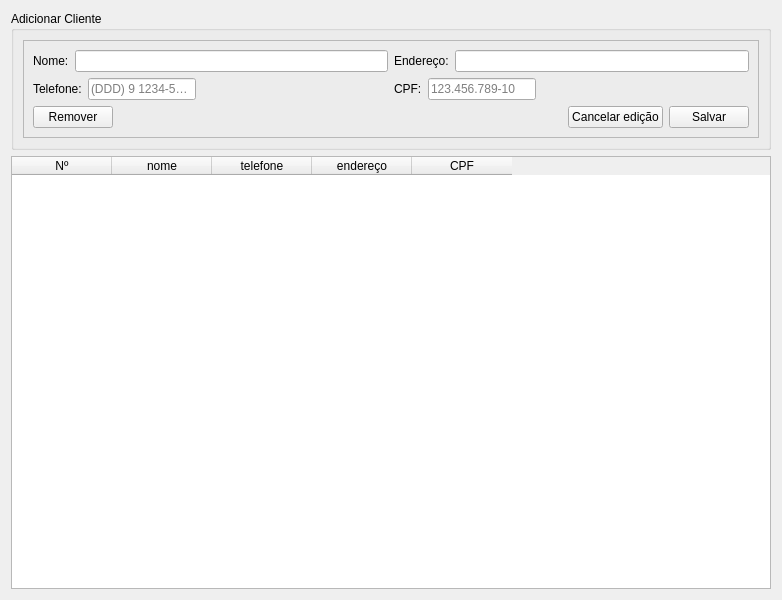
Above: view/cliente.ui from Gusrrocha/Sistema-para-livraria before the change. Below: the same form after it.
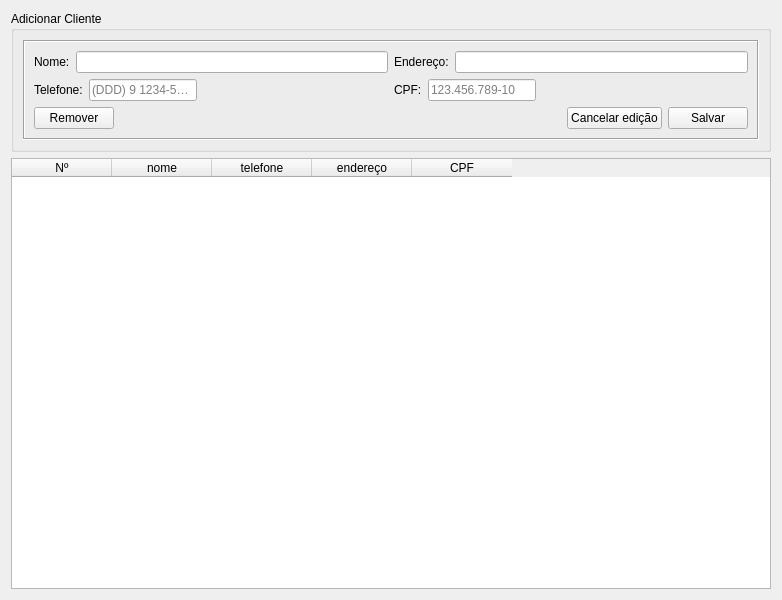
That is the form after the change.

What changed in the file:
```diff
--- a/view/cliente.ui
+++ b/view/cliente.ui
@@ -23,10 +23,10 @@
       <item>
        <widget class="QFrame" name="frame">
         <property name="frameShape">
-         <enum>QFrame::StyledPanel</enum>
+         <enum>QFrame::Box</enum>
         </property>
         <property name="frameShadow">
-         <enum>QFrame::Raised</enum>
+         <enum>QFrame::Sunken</enum>
         </property>
         <layout class="QVBoxLayout" name="verticalLayout_3">
          <item>
```
Left out of the diff: 14 changed lines with no effect on the pictures.
